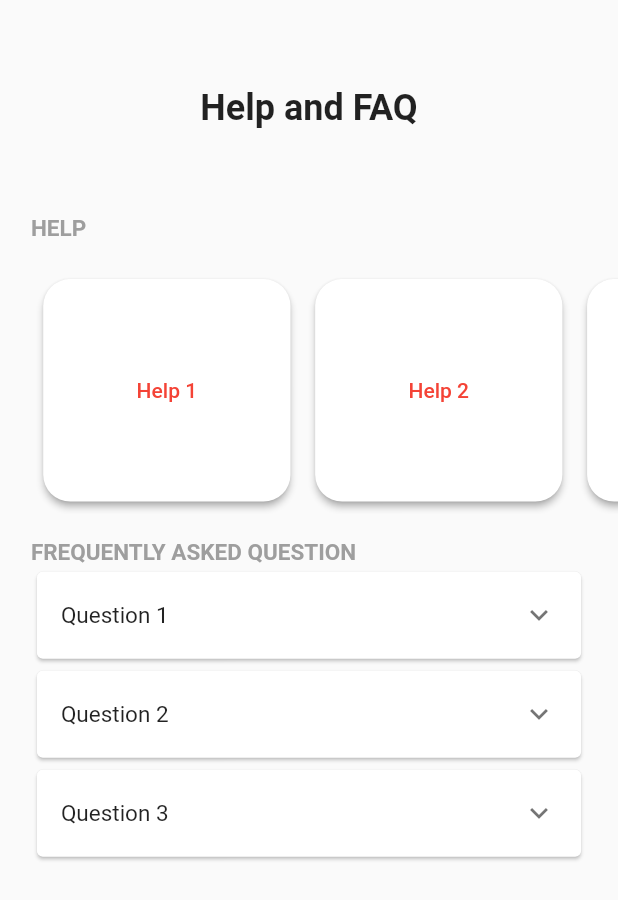
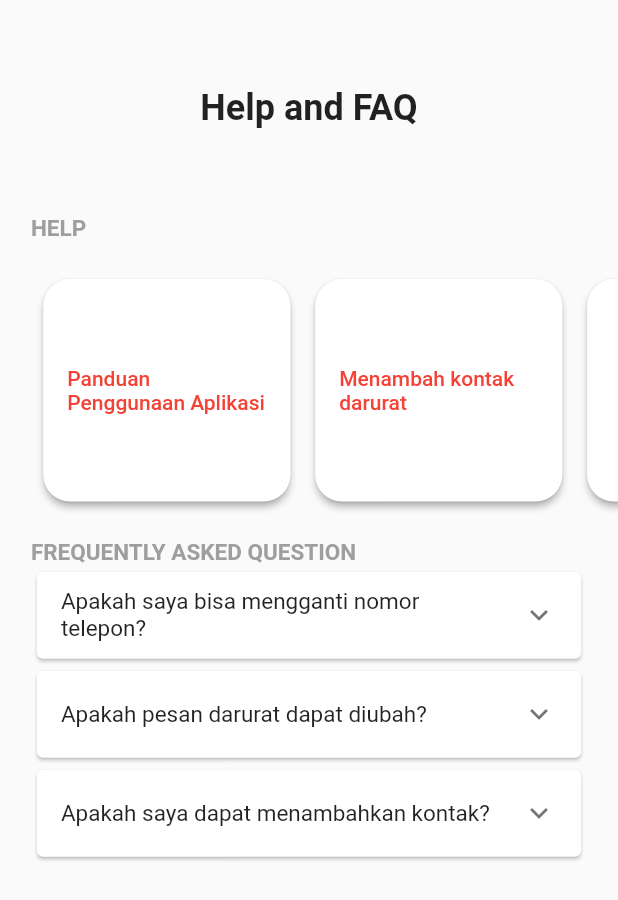
Before and after one commit to safirahrsh/app_sos_git, a Flutter app: the FaqPage screen opened directly, on a phone screen of 412 x 824 dp. Shown: the top 900 px of the screen. Run offline on Flutter 3.47's test engine with Material 2 defaults, Android fonts, the phone set to English and light mode, and no system bars; our stand-ins replace dots_indicator, font_awesome_flutter, introduction_screen, shared_preferences; accounts and stored records are empty.

Commit message:
added dummy guides on faq

```diff
--- a/lib/FAQ.dart
+++ b/lib/FAQ.dart
@@ -60,7 +60,7 @@ class _FaqPageState extends State<FaqPage> {
                       child: ElevatedButton(
                           onPressed: () {},
                           child: Text(
-                            'Help 1',
+                            'Panduan Penggunaan Aplikasi',
                             style: TextStyle(color: Colors.red),
                           ),
                           style: ButtonStyle(
@@ -87,7 +87,7 @@ class _FaqPageState extends State<FaqPage> {
                       child: ElevatedButton(
                           onPressed: () {},
                           child: Text(
-                            'Help 2',
+                            'Menambah kontak darurat',
                             style: TextStyle(color: Colors.red),
                           ),
                           style: ButtonStyle(
@@ -156,15 +156,16 @@ class _FaqPageState extends State<FaqPage> {
                 Card(
                   child: ExpansionTile(
                     title: Text(
-                      'Question 1',
+                      'Apakah saya bisa mengganti nomor telepon?',
                       style: TextStyle(fontSize: 15),
                     ),
                     children: [
                       Container(
+                        padding: EdgeInsets.only(left: queryData.size.width * 4 / 100),
                         height: queryData.size.height * 8 / 100,
                         child: Align(
                           child: Text(
-                            'Answer 1',
+                            'Tidak, nomor yang telah teregistrasi tidak dapat diubah.',
                             style: TextStyle(fontSize: 15),
                           ),
                           alignment: Alignment.center,
@@ -176,15 +177,16 @@ class _FaqPageState extends State<FaqPage> {
                 Card(
                   child: ExpansionTile(
                     title: Text(
-                      'Question 2',
+                      'Apakah pesan darurat dapat diubah?',
                       style: TextStyle(fontSize: 15),
                     ),
                     children: [
                       Container(
+                        padding: EdgeInsets.only(left: queryData.size.width * 4 / 100),
                         height: queryData.size.height * 8 / 100,
                         child: Align(
                           child: Text(
-                            'Answer 2',
+                            'Untuk menghindari penyalahgunaan aplikasi, pesan darurat tidak dapat diubah.',
                             style: TextStyle(fontSize: 15),
                           ),
                           alignment: Alignment.center,
@@ -196,15 +198,16 @@ class _FaqPageState extends State<FaqPage> {
                 Card(
                   child: ExpansionTile(
                     title: Text(
-                      'Question 3',
+                      'Apakah saya dapat menambahkan kontak?',
                       style: TextStyle(fontSize: 15),
                     ),
                     children: [
                       Container(
+                        padding: EdgeInsets.only(left: queryData.size.width * 4 / 100),
                         height: queryData.size.height * 8 / 100,
                         child: Align(
                           child: Text(
-                            'Answer 3',
+                            'Anda dapat menambahkan kontak, dengan jumlah maksimal adalah 5 (lima) kontak.',
                             style: TextStyle(fontSize: 15),
                           ),
                           alignment: Alignment.center,
--- a/lib/main.dart
+++ b/lib/main.dart
@@ -14,6 +14,7 @@ class MyApp extends StatelessWidget {
     return MaterialApp(
       title: 'SOS',
       home: SplashScreen(),
+      debugShowCheckedModeBanner: false,
     );
   }
 }
```
